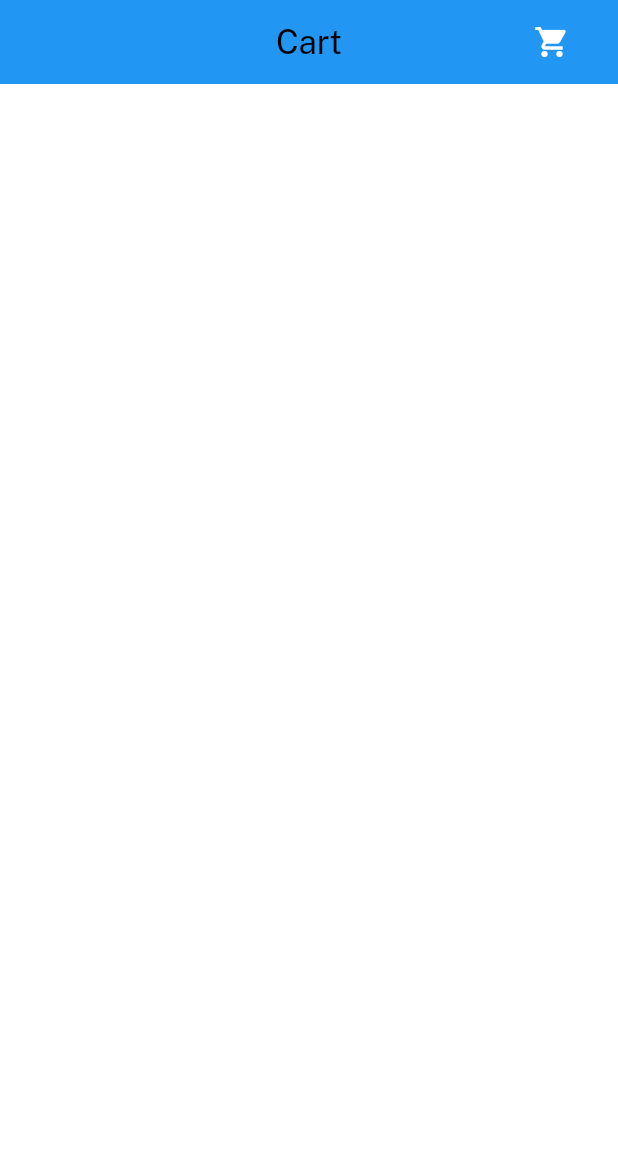
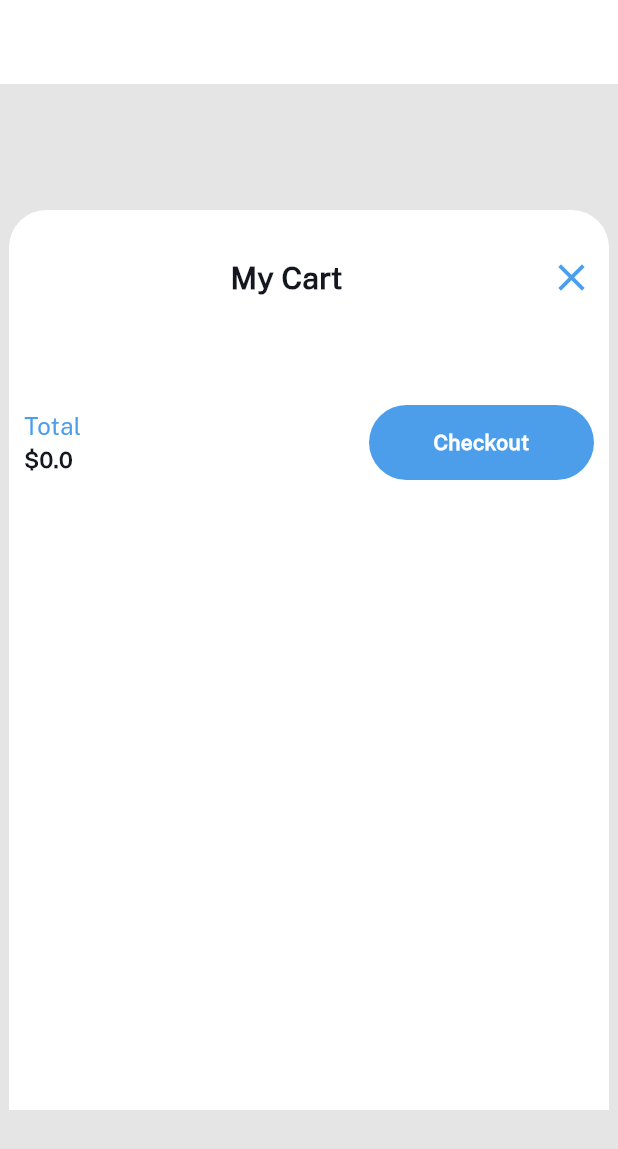
Before and after one commit to herb4794/flutter_project, a Flutter app: the CartScreen screen opened directly, on a phone screen of 412 x 824 dp. Shown: the top 1149 px of the screen. Run offline on Flutter 3.47's test engine with Material 3 defaults, Android fonts, the phone set to English and light mode, and no system bars; our stand-ins replace cloud_firestore, firebase_auth, firebase_core, firebase_database, firebase_storage, get and 4 more; accounts and stored records are empty.

Commit message:
windows_upload_Refactor_the_cart_page

```diff
--- a/lib/views/cart_screen/cart_screen.dart
+++ b/lib/views/cart_screen/cart_screen.dart
@@ -3,6 +3,8 @@ import 'package:flutter/material.dart';
 import 'package:flutter_application_1/consts/consts.dart';
 import 'package:flutter_application_1/controllers/cartController.dart';
 import 'package:flutter_application_1/controllers/readTime_controller.dart';
+import 'package:flutter_application_1/views/cart_screen/componets/cartColor.dart';
+import 'package:flutter_application_1/views/cart_screen/componets/cartItemContainer.dart';
 import 'package:flutter_application_1/widgets_common/our_button.dart';
 import 'package:flutter_application_1/controllers/fireCloud.dart';
 import 'package:get/get.dart';
@@ -24,8 +26,9 @@ class _CartScreenState extends State<CartScreen> {
   final productController = RealtimeDatebaseController();
   final orderController = FireCloud();
   final uuid = Uuid().v1();
-  List<Map<String, dynamic>>? productMapList = [];
+  List<Map<String, dynamic>>? productMapList;
   List<Map<String, dynamic>> orderMapList = [];
+  var total;
 
   @override
   void initState() {
@@ -36,115 +39,126 @@ class _CartScreenState extends State<CartScreen> {
       orderMapList.add({
         uuid: productMapList
       });
+       total = productMapList!.fold(0.0, (pre, product) {
+        var price = double.parse(product['price'].toString());
+        return pre+ price;
       });
+      print("================================================");
+      print(total);
+    });
+
   }
 
   // final uploadOrber =
   @override
   Widget build(BuildContext context) {
     return Scaffold(
-      backgroundColor: Colors.white,
-      appBar :AppBar(
-        backgroundColor: Colors.blue,
+      appBar: AppBar(
+        title: categories.text.fontFamily(bold).white.make(),
         automaticallyImplyLeading: false,
-        centerTitle: true,
-        title: Text('Cart',style: TextStyle(color: Colors.black),),
-        actions: [
-          Badge(
-            isLabelVisible: false,
-            child: IconButton(
-              onPressed: ()  {
-
-              },
-              icon: Icon(Icons.shopping_cart),
-
+      ),
+      body: Container(
+        height: MediaQuery.of(context).size.height,
+        width: double.maxFinite,
+        color: CartColor.myCartBackgroundColor,
+        child: Center(
+          child: Container(
+            decoration: BoxDecoration(
+                color: CartColor.backgroundColor,
+                borderRadius: BorderRadius.only(
+                    topLeft: Radius.circular(25),
+                    topRight: Radius.circular(25))),
+            padding: EdgeInsets.all(10),
+            width: 400,
+            height: 600,
+            child: Column(
+              children: [
+                const SizedBox(
+                  height: 20,
+                ),
+                // row of text and icon
+                Row(
+                  children: const [
+                    Expanded(
+                      child: Center(
+                        child: Text(
+                          'My Cart',
+                          style: TextStyle(
+                              color: CartColor.darkText,
+                              fontSize: 20,
+                              fontWeight: FontWeight.bold),
                         ),
                       ),
-          SizedBox(
-            width: 20.0,
+                    ),
+                    Icon(
+                      Icons.close,
+                      color: CartColor.lightBlue,
+                      size: 30,
                     ),
                   ],
                 ),
-      body: cartControllerGetx.getCartItemResult != [] ? ListView.builder(
-        padding: const EdgeInsets.symmetric(vertical: 10.0, horizontal: 8.0),
-        shrinkWrap: true,
-        itemCount: productMapList!.length,
-        itemBuilder: (context, index) {
-          final item = productMapList![index];
-          final title = item['title'];
-          final price = item['price'];
-          final image = item['image'];
-          return Card(
-            color: Colors.orange.shade300,
-            elevation: 5.0,
-            child: Padding(
-              padding: const EdgeInsets.all(4.0),
-              child: Row(
+                // column of image, text and button
+                SizedBox(
+                  height: 20,
+                ),
+                Column(
                   mainAxisAlignment: MainAxisAlignment.spaceEvenly,
-                mainAxisSize: MainAxisSize.max,
-                children: [
-                  Image.network(
-                    image,
-                    height: 80,
-                    width: 80,
+                  children: productMapList!.map((productList) => CartItemContainer(
+                      image: productList['image'],
+                      itemName: productList['title'].toString(),
+                      itemPrice: productList['price'].toString(),
+                      itemQuantity: productList['quantity'].toString()),).toList()
                 ),
                 SizedBox(
-                    width: 130,
-                    child: Column(
+                  height: 50,
+                ),
+                // row of text and button
+                Row(
+                  mainAxisAlignment: MainAxisAlignment.spaceBetween,
+                  children: [
+                    // column of text
+                    Column(
                       crossAxisAlignment: CrossAxisAlignment.start,
                       children: [
-                        const SizedBox(
-                          height: 5.0,
+                        Text(
+                          'Total',
+                          style: TextStyle(
+                              fontSize: 16,
+                              color: CartColor.lightBlue),
                         ),
-                        RichText(
+                        Text(
                           overflow: TextOverflow.ellipsis,
-                          maxLines: 1,
-                          text: TextSpan(
-                            text: 'Name: ',
+                          "\$${total}",
                           style: TextStyle(
-                              color: Colors.blueGrey.shade800,
-                              fontSize: 16.0),
-                            children: [
-                              TextSpan(
-                                text:
-                                '${title}\n',
-                                style: const TextStyle(
-                                  fontWeight: FontWeight.bold)),
-                            ]),
+                              color: CartColor.darkText,
+                              fontSize: 15,
+                              fontWeight: FontWeight.bold),
+                        )
+                      ],
                     ),
-                        RichText(
-                          maxLines: 1,
-                          text: TextSpan(
-                            text: 'Price: ' r"$",
+                    // button
+                    Container(
+                      padding: EdgeInsets.all(15),
+                      width: 150,
+                      height: 50,
+                      decoration: BoxDecoration(
+                          color: CartColor.lightBlue,
+                          borderRadius: BorderRadius.circular(25)),
+                      child: Text(
+                        'Checkout',
                         style: TextStyle(
-                              color: Colors.blueGrey.shade800,
-                              fontSize: 16.0),
-                            children: [
-                              TextSpan(
-                                text:
-                                '${price.toString()}\n',
-                                style: const TextStyle(
-                                  fontWeight: FontWeight.bold)),
-                            ]),
+                            color: CartColor.backgroundColor,
+                            fontWeight: FontWeight.bold),
+                        textAlign: TextAlign.center,
                       ),
+                    )
+                  ],
+                )
               ],
             ),
           ),
-                  Icon(
-                    Icons.delete,
-                    color: Colors.red,
-                  ).onTap(() {
-                    setState(() {
-                      cartControllerGetx.getCartItemResult.removeAt(index);
-                    });
-                  }),
-                  TextButton(onPressed: (){
-                    orderController.addCart(product: orderMapList);
-                  }, child: Text("Order"))
-                ],
         ),
       ),
     );
-        }) : Center(child: CircularProgressIndicator(),),
-    );}
   }
+}
--- /dev/null
+++ b/lib/views/cart_screen/componets/cartColor.dart
@@ -0,0 +1,8 @@
+import 'package:flutter/material.dart';
+
+class CartColor {
+  static const Color backgroundColor = Color(0xFFFFFFFF);
+  static const Color lightBlue = Color(0xFF4C9EEB);
+  static const Color darkText = Color(0xFF14171F);
+  static const Color myCartBackgroundColor = Color(0xFfE5E5E5);
+}
--- a/lib/views/category_screen/category_details.dart
+++ b/lib/views/category_screen/category_details.dart
@@ -100,7 +100,7 @@ class CategoryDetails extends StatelessWidget {
                           title: product![index]['product_en_name'].toString(),
                           price: product![index]['product_price'].toString(),
                           image: product![index]['product_image'].toString(),
-
+                          description: product![index]['product_en_description'].toString(),
                         ),
                         );
                       });
--- a/lib/views/profile_screen/profile_screen.dart
+++ b/lib/views/profile_screen/profile_screen.dart
@@ -180,7 +180,7 @@ class _ProfileScreenState extends State<ProfileScreen> {
                     .shadowSm
                     .make()
                     .box
-                    .color(redColor)
+                    .color(Colors.black12)
                     .make(),
               ],
             ),
```
Also changed, not shown: lib/views/cart_screen/componets/cartItemContainer.dart (added, +105 -0 lines), lib/views/category_screen/item_details.dart (+18 -121 lines). Lines whose indentation alone changed are shown as unchanged.
